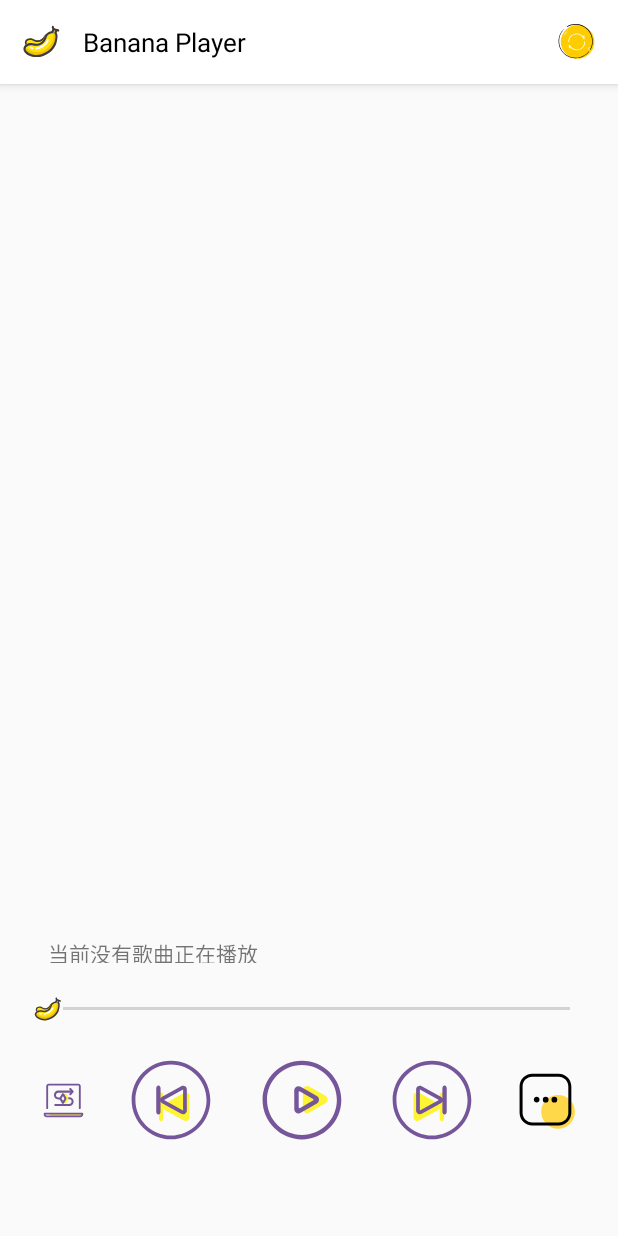
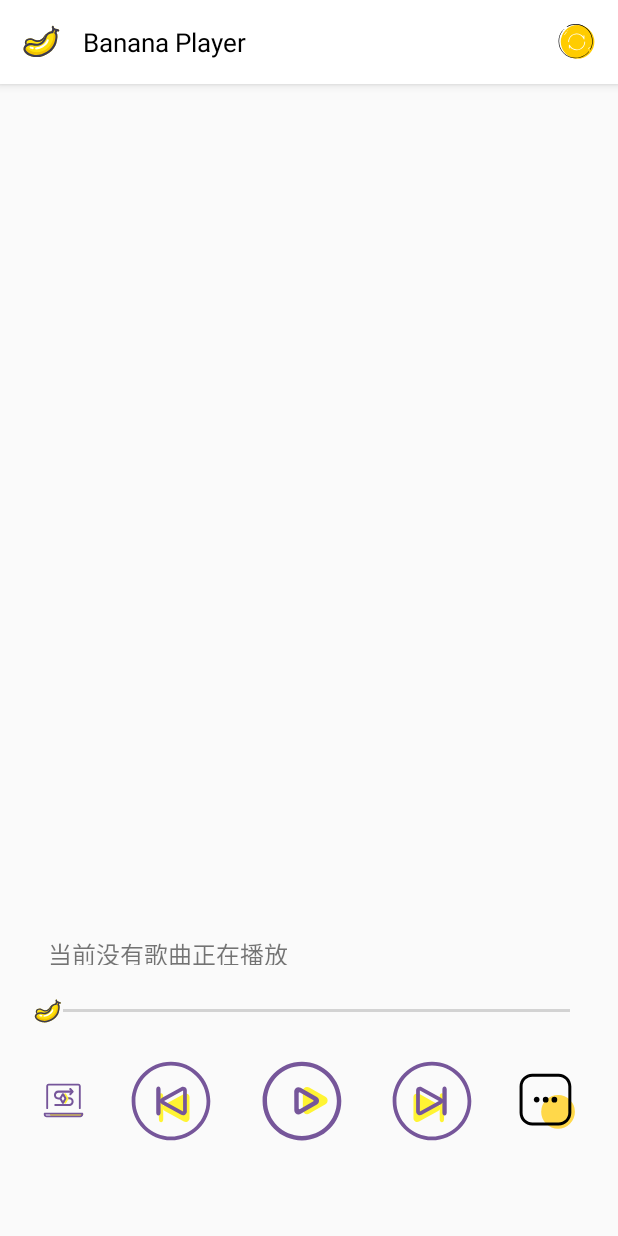
Before and after one commit to LQF39466/BananaPlayer, an Android app: the screen it shows after launch (MainActivity), on a phone screen of 412 x 824 dp. Run offline under Robolectric (Android 15) with nearby library versions, the phone set to English and light mode, and no system bars; our stand-ins replace RxJava; libraries missing offline, so code that uses them is left out: com.tbruyelle.rxpermissions2; 3 statements that could not run were skipped.

Commit message:
播放栏字体调整

```diff
--- a/app/src/main/res/layout/activity_main.xml
+++ b/app/src/main/res/layout/activity_main.xml
@@ -98,17 +98,19 @@
         <TextView
             android:id="@+id/tvSongName"
             android:layout_width="0dp"
-            android:layout_height="17dp"
+            android:layout_height="19dp"
             android:layout_marginStart="32dp"
             android:layout_marginEnd="16dp"
             android:ellipsize="marquee"
             android:focusable="true"
             android:focusableInTouchMode="true"
+            android:fontFamily="monospace"
             android:marqueeRepeatLimit="marquee_forever"
             android:scrollHorizontally="true"
             android:selectAllOnFocus="false"
             android:singleLine="true"
             android:text="@string/tvSong_default"
+            android:textSize="16sp"
             app:layout_constraintBottom_toTopOf="@+id/seekbar"
             app:layout_constraintEnd_toStartOf="@+id/tvTimer"
             app:layout_constraintHorizontal_bias="0.5"
@@ -136,6 +138,8 @@
             android:layout_width="wrap_content"
             android:layout_height="wrap_content"
             android:layout_marginEnd="32dp"
+            android:fontFamily="@font/jetbrains_mono"
+            android:textSize="16sp"
             app:layout_constraintBottom_toBottomOf="@+id/tvSongName"
             app:layout_constraintEnd_toEndOf="parent"
             app:layout_constraintHorizontal_bias="0.5"
```
Also changed, not shown: app/src/main/res/font/jetbrains_mono.ttf (added).
